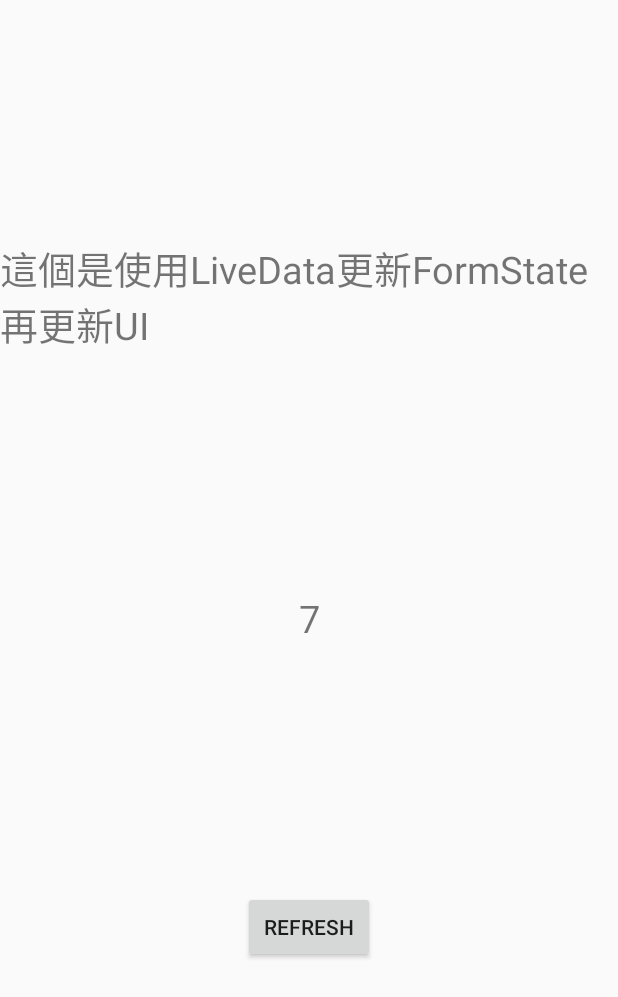
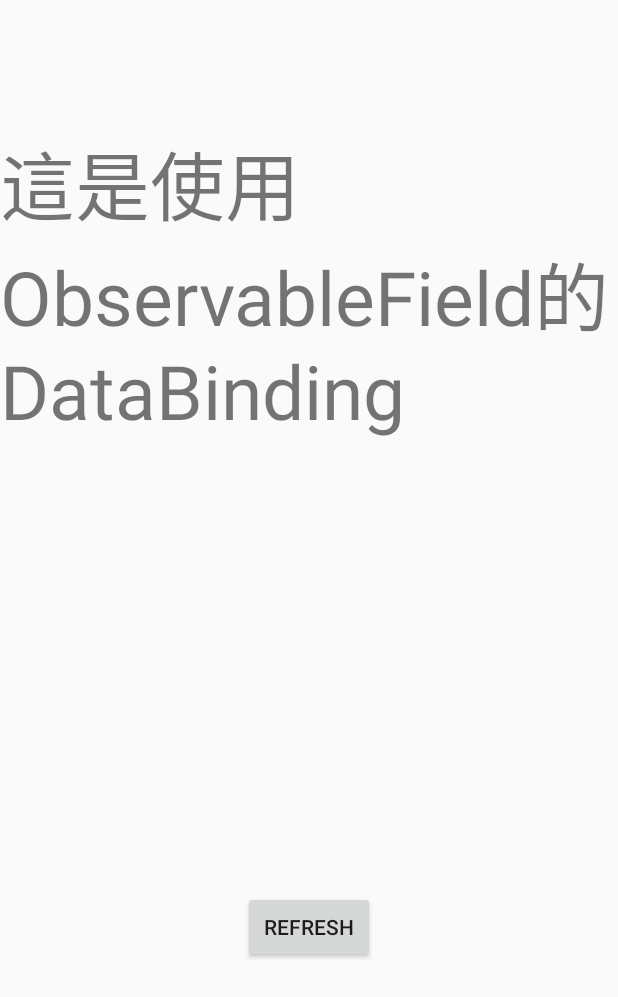
Before and after one commit to apple328447/MVVM_Demo_ANDROIDX, an Android app: the screen it shows after launch (LiveDataActivity before the commit, ObservableFieldActivity after it), after a tap on "REFRESH", on a phone screen of 412 x 824 dp. Shown: the top 997 px of the screen. Run offline under Robolectric (Android 15) with nearby library versions, the phone set to English and light mode, and no system bars; our stand-ins replace data binding; 1 statement that could not run was skipped.

Commit message:
[修改] 修改資料夾名稱、修改檔案名稱 [刪除] 移除註解以及不必要之程式碼

```diff
--- a/app/src/main/AndroidManifest.xml
+++ b/app/src/main/AndroidManifest.xml
@@ -10,14 +10,17 @@
         android:supportsRtl="true"
         android:theme="@style/AppTheme">
         <activity android:name=".LiveData.LiveDataActivity">
+
+        </activity>
+        <activity android:name=".ObservableField_LiveData.ObservableField_LiveData_Activity"></activity>
+        <activity android:name=".ObservableField.ObservableFieldActivity">
             <intent-filter>
                 <action android:name="android.intent.action.MAIN" />
 
                 <category android:name="android.intent.category.LAUNCHER" />
             </intent-filter>
+
         </activity>
-        <activity android:name=".ObservableField_LiveData.Refresh_DataBind_LiveData_Activity"></activity>
-        <activity android:name=".testView.RefreshViewActivity"></activity>
         <activity android:name=".MainActivity" />
     </application>
 
--- a/app/src/main/java/com/example/mvvm_demo_androidx/LiveData/LiveDataActivity.kt
+++ b/app/src/main/java/com/example/mvvm_demo_androidx/LiveData/LiveDataActivity.kt
@@ -4,12 +4,11 @@ import androidx.appcompat.app.AppCompatActivity
 import android.os.Bundle
 import android.util.Log
 import android.view.View
-import androidx.databinding.DataBindingUtil
 import androidx.lifecycle.Observer
 import androidx.lifecycle.ViewModelProvider
 import com.example.mvvm_demo_androidx.R
-import com.example.mvvm_demo_androidx.testView.RefreshRepository
-import com.example.mvvm_demo_androidx.testView.RefreshViewModel
+import com.example.mvvm_demo_androidx.Repository.RefreshRepository
+import com.example.mvvm_demo_androidx.ViewModel.RefreshViewModel
 import com.google.gson.Gson
 import kotlinx.android.synthetic.main.activity_live_data.*
 import java.lang.Exception
@@ -67,7 +66,7 @@ class LiveDataActivity : AppCompatActivity() {
         })
     }
 
-    fun initButton() {
+    private fun initButton() {
         btnRefresh.setOnClickListener {
             refreshViewModel.refreshFormStateClass()
         }
--- a/app/src/main/java/com/example/mvvm_demo_androidx/testView/RefreshViewActivity.kt
+++ b/app/src/main/java/com/example/mvvm_demo_androidx/ObservableField/ObservableFieldActivity.kt
@@ -1,17 +1,16 @@
-package com.example.mvvm_demo_androidx.testView
+package com.example.mvvm_demo_androidx.ObservableField
 
 import android.os.Bundle
-import android.util.Log
 import androidx.appcompat.app.AppCompatActivity
 import androidx.databinding.DataBindingUtil
-import androidx.lifecycle.Observer
 import androidx.lifecycle.ViewModelProvider
 import com.example.mvvm_demo_androidx.R
 import com.example.mvvm_demo_androidx.databinding.ActivityRefreshViewBinding
-import com.google.gson.Gson
+import com.example.mvvm_demo_androidx.Repository.RefreshRepository
+import com.example.mvvm_demo_androidx.ViewModel.RefreshViewModel
 import java.lang.Exception
 
-class RefreshViewActivity : AppCompatActivity() {
+class ObservableFieldActivity : AppCompatActivity() {
 
     //1.建立ViewModel 名稱要跟Xml的 <data>裡面的name一樣
     private lateinit var refreshViewModel: RefreshViewModel
@@ -34,8 +33,8 @@ class RefreshViewActivity : AppCompatActivity() {
             refreshViewBinding = DataBindingUtil.setContentView(this, R.layout.activity_refresh_view)
             //6.在onCreat設定DataBinding綁定的ViewModle和生命週期
             refreshViewBinding.apply {
-                refreshViewModel = this@RefreshViewActivity.refreshViewModel
-                lifecycleOwner = this@RefreshViewActivity
+                refreshViewModel = this@ObservableFieldActivity.refreshViewModel
+                lifecycleOwner = this@ObservableFieldActivity
             }
 
         } catch (e: Exception) {
--- a/app/src/main/java/com/example/mvvm_demo_androidx/testView/RefreshRepository.kt
+++ b/app/src/main/java/com/example/mvvm_demo_androidx/Repository/RefreshRepository.kt
@@ -1,4 +1,4 @@
-package com.example.mvvm_demo_androidx.testView
+package com.example.mvvm_demo_androidx.Repository
 
 import android.os.Handler
 
--- a/app/src/main/java/com/example/mvvm_demo_androidx/testView/RefreshViewModel.kt
+++ b/app/src/main/java/com/example/mvvm_demo_androidx/ViewModel/RefreshViewModel.kt
@@ -1,4 +1,4 @@
-package com.example.mvvm_demo_androidx.testView
+package com.example.mvvm_demo_androidx.ViewModel
 
 import android.util.Log
 import androidx.databinding.ObservableBoolean
@@ -6,8 +6,8 @@ import androidx.databinding.ObservableField
 import androidx.lifecycle.MutableLiveData
 import androidx.lifecycle.ViewModel
 import androidx.lifecycle.ViewModelProvider
+import com.example.mvvm_demo_androidx.Repository.RefreshRepository
 import com.example.mvvm_demo_androidx.ui.RefreshViewFromState
-import com.google.gson.Gson
 
 /**
  * ViewModel：接收View的指令並對Model請求資料，將取得的資料保存起來供View使用。
--- a/app/src/main/res/layout/activity_refresh__data_bind__live_data_.xml
+++ b/app/src/main/res/layout/activity_refresh__data_bind__live_data_.xml
@@ -7,7 +7,7 @@
 
         <variable
             name="refreshViewModel"
-            type="com.example.mvvm_demo_androidx.testView.RefreshViewModel" />
+            type="com.example.mvvm_demo_androidx.ViewModel.RefreshViewModel" />
     </data>
 
 
@@ -16,7 +16,7 @@
         xmlns:tools="http://schemas.android.com/tools"
         android:layout_width="match_parent"
         android:layout_height="match_parent"
-        tools:context=".ObservableField_LiveData.Refresh_DataBind_LiveData_Activity">
+        tools:context=".ObservableField_LiveData.ObservableField_LiveData_Activity">
 
         <Button
             android:id="@+id/btnRefresh"
--- a/app/src/main/res/layout/activity_refresh_view.xml
+++ b/app/src/main/res/layout/activity_refresh_view.xml
@@ -6,14 +6,14 @@
         <import type="android.view.View" />
         <variable
             name="refreshViewModel"
-            type="com.example.mvvm_demo_androidx.testView.RefreshViewModel" />
+            type="com.example.mvvm_demo_androidx.ViewModel.RefreshViewModel" />
     </data>
 
     <androidx.constraintlayout.widget.ConstraintLayout xmlns:android="http://schemas.android.com/apk/res/android"
         xmlns:tools="http://schemas.android.com/tools"
         android:layout_width="match_parent"
         android:layout_height="match_parent"
-        tools:context=".testView.RefreshViewActivity">
+        tools:context=".ObservableField.ObservableFieldActivity">
 
         <Button
             android:id="@+id/btnRefresh"
--- a/app/src/main/res/layout/activity_refresh_view_use_databinding_livedata.xml
+++ b/app/src/main/res/layout/activity_refresh_view_use_databinding_livedata.xml
@@ -6,14 +6,14 @@
         <import type="android.view.View" />
         <variable
             name="refreshViewModel"
-            type="com.example.mvvm_demo_androidx.testView.RefreshViewModel" />
+            type="com.example.mvvm_demo_androidx.ViewModel.RefreshViewModel" />
     </data>
 
     <androidx.constraintlayout.widget.ConstraintLayout xmlns:android="http://schemas.android.com/apk/res/android"
         xmlns:tools="http://schemas.android.com/tools"
         android:layout_width="match_parent"
         android:layout_height="match_parent"
-        tools:context=".testView.RefreshViewActivity">
+        tools:context=".ObservableField.ObservableFieldActivity">
 
         <Button
             android:id="@+id/btnRefresh"
```
Also changed, not shown: app/src/main/java/com/example/mvvm_demo_androidx/ObservableField_LiveData/ObservableField_LiveData_Activity.kt (renamed from app/src/main/java/com/example/mvvm_demo_androidx/ObservableField_LiveData/Refresh_DataBind_LiveData_Activity.kt, +6 -9 lines).
